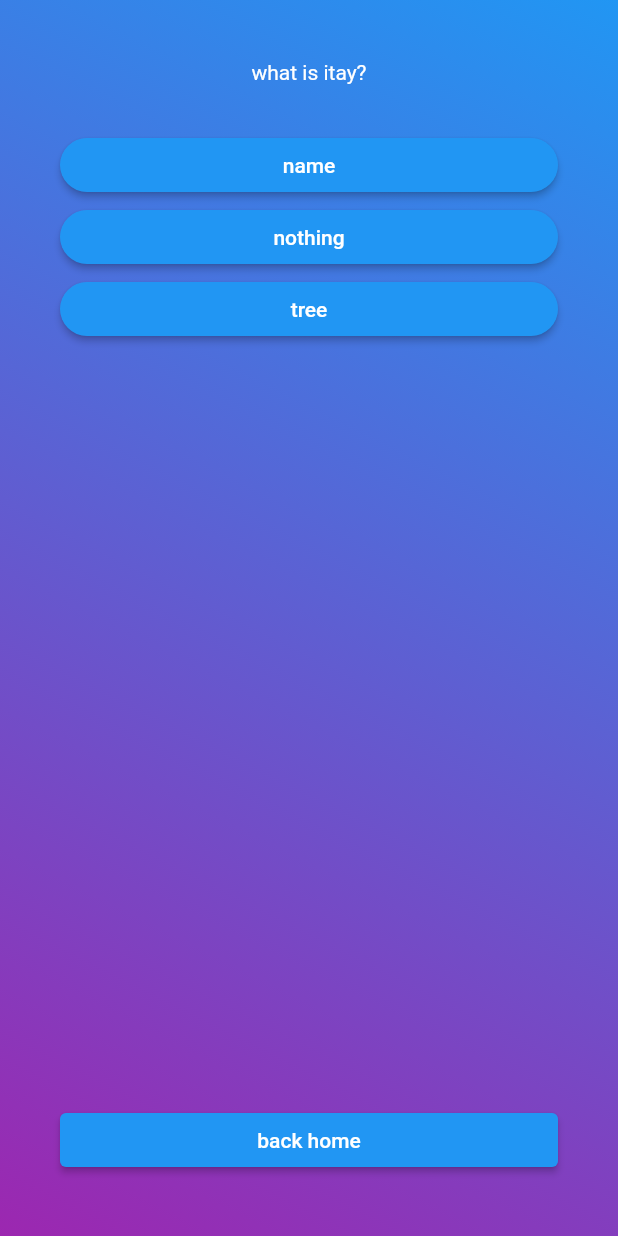
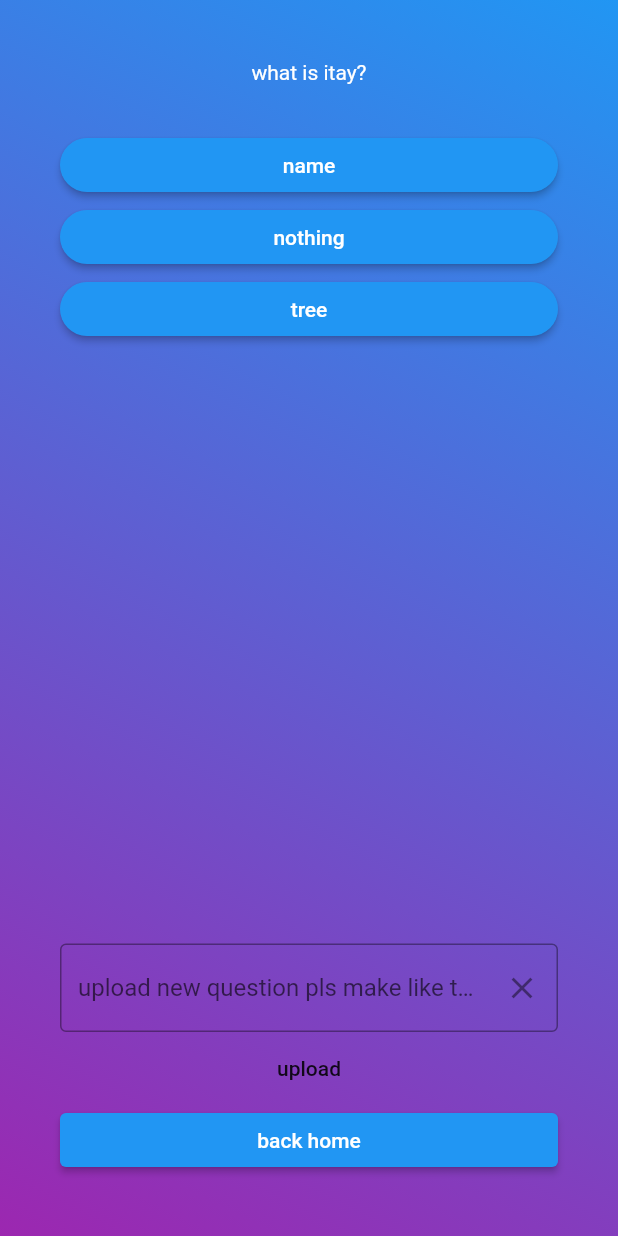
Before and after one commit to einav77/flutter_prjects, a Flutter app: the screen it shows after launch, after a tap on "Start Quiz", on a phone screen of 412 x 824 dp. Run offline on Flutter 3.47's test engine with Material 2 defaults, Android fonts, the phone set to English and light mode, and no system bars; our stand-ins replace google_fonts.

Commit message:
כפתור שמעלים ממנו עוד שאלה לרשימה

```diff
--- a/projects/quiz_app/lib/data/question.dart
+++ b/projects/quiz_app/lib/data/question.dart
@@ -36,7 +36,7 @@ var questions = [
     [
       "music",
       "nude",
-      "he wont have one",
+      "he does not have one",
     ],
   ),
 ];
--- a/projects/quiz_app/lib/question_screen.dart
+++ b/projects/quiz_app/lib/question_screen.dart
@@ -3,6 +3,7 @@
 import 'package:flutter/material.dart';
 import 'package:quiz_app/ans_button.dart';
 import 'package:quiz_app/data/question.dart';
+import 'package:quiz_app/models/quiz_question.dart';
 import 'package:quiz_app/quiz.dart';
 
 class QuestionPage extends StatefulWidget {
@@ -19,6 +20,7 @@ class QuestionPage extends StatefulWidget {
 
 class _QuestionPageState extends State<QuestionPage> {
   var currentQuestionNum = 0;
+  final _textController = TextEditingController();
 
   void answerQuestion(String selectedAnswer) {
     widget.chooseAnswer(selectedAnswer);
@@ -32,6 +34,10 @@ class _QuestionPageState extends State<QuestionPage> {
   @override
   Widget build(BuildContext context) {
     final currentQuestion = questions[currentQuestionNum];
+    String userInput = '';
+    String questionToUpload = '';
+    List<String> answersToUpload = [];
+    List<String> listToUpdate = [];
     // TODO: implement build
     return Center(
       child: Container(
@@ -56,6 +62,38 @@ class _QuestionPageState extends State<QuestionPage> {
               },
             ),
             const Spacer(),
+            TextField(
+              controller: _textController,
+              decoration: InputDecoration(
+                hintText:
+                    "upload new question pls make like this: answer-rightone-all the other",
+                border: const OutlineInputBorder(),
+                suffixIcon: IconButton(
+                    onPressed: () {
+                      _textController.clear();
+                    },
+                    icon: const Icon(Icons.clear)),
+              ),
+            ),
+            MaterialButton(
+              onPressed: () {
+                setState(() {
+                  userInput = _textController.text;
+                  listToUpdate = userInput.split("-");
+                  questionToUpload = listToUpdate[0];
+                  answersToUpload = [
+                    listToUpdate[1],
+                    listToUpdate[2],
+                    listToUpdate[3]
+                  ];
+
+                  questions
+                      .add(QuizQuestion(questionToUpload, answersToUpload));
+                });
+                print(userInput);
+              },
+              child: const Text("upload"),
+            ),
             ElevatedButton(
                 onPressed: widget.backHome, child: const Text("back home")),
           ],
```
